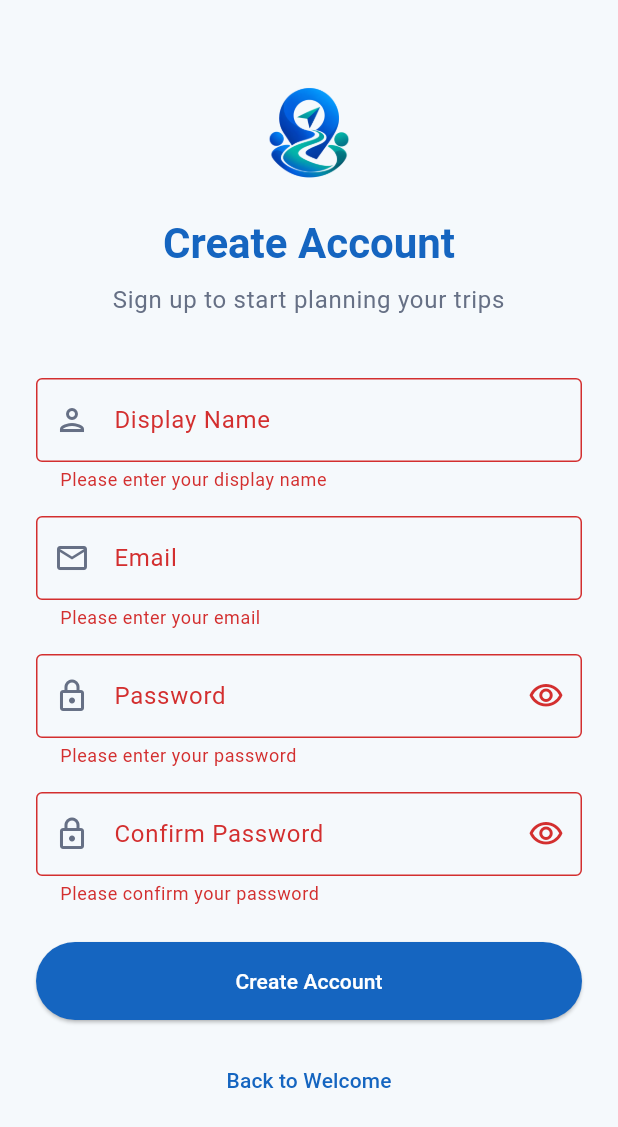
After one commit to Aayush049/wayfound, a Flutter app: the SignUpScreen screen opened directly, after a tap on "Create Account", on a phone screen of 412 x 824 dp. The commit adds this screen. Shown: the top 1127 px of the screen. Run offline on Flutter 3.47's test engine with Material 3 defaults, Android fonts, the phone set to English and light mode, and no system bars; our stand-ins replace cloud_firestore, firebase_auth, firebase_core, flutter_riverpod, go_router, google_sign_in and 2 more; accounts and stored records are empty.

Commit message:
wip: save auth progress before resuming

```diff
--- a/lib/features/auth/presentation/sign_in_screen.dart
+++ b/lib/features/auth/presentation/sign_in_screen.dart
@@ -1,7 +1,6 @@
 import 'package:flutter/material.dart';
 import 'package:flutter_riverpod/flutter_riverpod.dart';
 import 'package:go_router/go_router.dart';
-import 'package:google_sign_in/google_sign_in.dart';
 
 import '../../../core/widgets/async_value_widget.dart';
 import '../data/auth_provider.dart';
@@ -74,7 +73,7 @@ class _SignInScreenState extends ConsumerState<SignInScreen> {
       return 'Please enter a valid email address.';
     }
     if (errorStr.contains('weak-password')) {
-      return 'Password must be at least 6 characters.';
+      return 'Password must be at least 8 characters.';
     }
     if (errorStr.contains('network-request-failed')) {
       return 'Network error. Please check your connection.';
@@ -128,8 +127,11 @@ class _SignInScreenState extends ConsumerState<SignInScreen> {
                   child: Image.asset(
                     'assets/images/logo.png',
                     height: 80,
-                    errorBuilder: (context, error, stackTrace) =>
-                        Icon(Icons.explore, size: 64, color: colorScheme.primary),
+                    errorBuilder: (context, error, stackTrace) => Icon(
+                      Icons.explore,
+                      size: 64,
+                      color: colorScheme.primary,
+                    ),
                   ),
                 ),
                 const SizedBox(height: 16),
--- /dev/null
+++ b/lib/features/auth/presentation/sign_up_screen.dart
@@ -0,0 +1,270 @@
+import 'package:flutter/material.dart';
+import 'package:flutter_riverpod/flutter_riverpod.dart';
+import 'package:go_router/go_router.dart';
+
+import '../../../app/theme/theme_provider.dart';
+import '../data/auth_provider.dart';
+
+/// Sign-up screen with email, password, and display name.
+class SignUpScreen extends ConsumerStatefulWidget {
+  const SignUpScreen({super.key});
+
+  @override
+  ConsumerState<SignUpScreen> createState() => _SignUpScreenState();
+}
+
+class _SignUpScreenState extends ConsumerState<SignUpScreen> {
+  final _formKey = GlobalKey<FormState>();
+  final _emailController = TextEditingController();
+  final _passwordController = TextEditingController();
+  final _confirmPasswordController = TextEditingController();
+  final _displayNameController = TextEditingController();
+  bool _obscurePassword = true;
+  bool _obscureConfirmPassword = true;
+
+  @override
+  void dispose() {
+    _emailController.dispose();
+    _passwordController.dispose();
+    _confirmPasswordController.dispose();
+    _displayNameController.dispose();
+    super.dispose();
+  }
+
+  Future<void> _submit() async {
+    if (!_formKey.currentState!.validate()) return;
+
+    final notifier = ref.read(authNotifierProvider.notifier);
+    await notifier.signUpWithEmail(
+      email: _emailController.text.trim().toLowerCase(),
+      password: _passwordController.text,
+    );
+
+    // Check result
+    final state = ref.read(authNotifierProvider);
+    if (state.hasError) {
+      if (mounted) {
+        ScaffoldMessenger.of(context).showSnackBar(
+          SnackBar(
+            content: Text(_formatError(state.error)),
+            backgroundColor: Theme.of(context).colorScheme.error,
+          ),
+        );
+      }
+      ref.read(authNotifierProvider.notifier).clearError();
+    } else {
+      // Navigate to settings after successful sign-up
+      if (mounted) {
+        context.go('/settings');
+      }
+    }
+  }
+
+  String _formatError(Object? error) {
+    final errorStr = error?.toString() ?? '';
+    if (errorStr.contains('email-already-in-use')) {
+      return 'An account already exists with this email.';
+    }
+    if (errorStr.contains('invalid-email')) {
+      return 'Please enter a valid email address.';
+    }
+    if (errorStr.contains('weak-password')) {
+      return 'Password must be at least 8 characters.';
+    }
+    return 'Sign-up failed. Please try again.';
+  }
+
+  @override
+  Widget build(BuildContext context) {
+    final theme = Theme.of(context);
+    final colorScheme = theme.colorScheme;
+    final authState = ref.watch(authNotifierProvider);
+    final isLoading = authState.isLoading;
+
+    return Scaffold(
+      body: SafeArea(
+        child: SingleChildScrollView(
+          padding: const EdgeInsets.symmetric(horizontal: 24.0),
+          child: Form(
+            key: _formKey,
+            child: Column(
+              crossAxisAlignment: CrossAxisAlignment.stretch,
+              children: [
+                const SizedBox(height: 48),
+                // Logo
+                Center(
+                  child: Image.asset(
+                    'assets/images/logo.png',
+                    height: 80,
+                    errorBuilder: (context, error, stackTrace) =>
+                        Icon(Icons.explore, size: 64, color: colorScheme.primary),
+                  ),
+                ),
+                const SizedBox(height: 16),
+                Text(
+                  'Create Account',
+                  textAlign: TextAlign.center,
+                  style: theme.textTheme.headlineMedium?.copyWith(
+                    fontWeight: FontWeight.bold,
+                    color: colorScheme.primary,
+                  ),
+                ),
+                const SizedBox(height: 8),
+                Text(
+                  'Sign up to start planning your trips',
+                  textAlign: TextAlign.center,
+                  style: theme.textTheme.bodyLarge?.copyWith(
+                    color: colorScheme.onSurfaceVariant,
+                  ),
+                ),
+                const SizedBox(height: 40),
+
+                // Display Name field
+                TextFormField(
+                  controller: _displayNameController,
+                  textInputAction: TextInputAction.next,
+                  decoration: const InputDecoration(
+                    labelText: 'Display Name',
+                    prefixIcon: Icon(Icons.person_outlined),
+                    border: OutlineInputBorder(),
+                  ),
+                  validator: (value) {
+                    if (value == null || value.isEmpty) {
+                      return 'Please enter your display name';
+                    }
+                    if (value.trim().length < 1) {
+                      return 'Display name cannot be empty';
+                    }
+                    if (value.trim().length > 50) {
+                      return 'Display name must be 50 characters or less';
+                    }
+                    return null;
+                  },
+                ),
+                const SizedBox(height: 16),
+
+                // Email field
+                TextFormField(
+                  controller: _emailController,
+                  keyboardType: TextInputType.emailAddress,
+                  textInputAction: TextInputAction.next,
+                  decoration: const InputDecoration(
+                    labelText: 'Email',
+                    prefixIcon: Icon(Icons.email_outlined),
+                    border: OutlineInputBorder(),
+                  ),
+                  validator: (value) {
+                    if (value == null || value.isEmpty) {
+                      return 'Please enter your email';
+                    }
+                    if (!value.contains('@')) {
+                      return 'Please enter a valid email address';
+                    }
+                    return null;
+                  },
+                ),
+                const SizedBox(height: 16),
+
+                // Password field
+                TextFormField(
+                  controller: _passwordController,
+                  obscureText: _obscurePassword,
+                  textInputAction: TextInputAction.next,
+                  decoration: InputDecoration(
+                    labelText: 'Password',
+                    prefixIcon: const Icon(Icons.lock_outlined),
+                    border: const OutlineInputBorder(),
+                    suffixIcon: IconButton(
+                      icon: Icon(
+                        _obscurePassword
+                            ? Icons.visibility_outlined
+                            : Icons.visibility_off_outlined,
+                      ),
+                      onPressed: () {
+                        setState(() {
+                          _obscurePassword = !_obscurePassword;
+                        });
+                      },
+                    ),
+                  ),
+                  validator: (value) {
+                    if (value == null || value.isEmpty) {
+                      return 'Please enter your password';
+                    }
+                    if (value.length < 8) {
+                      return 'Password must be at least 8 characters';
+                    }
+                    return null;
+                  },
+                ),
+                const SizedBox(height: 16),
+
+                // Confirm Password field
+                TextFormField(
+                  controller: _confirmPasswordController,
+                  obscureText: _obscureConfirmPassword,
+                  textInputAction: TextInputAction.done,
+                  onFieldSubmitted: (_) => _submit(),
+                  decoration: InputDecoration(
+                    labelText: 'Confirm Password',
+                    prefixIcon: const Icon(Icons.lock_outlined),
+                    border: const OutlineInputBorder(),
+                    suffixIcon: IconButton(
+                      icon: Icon(
+                        _obscureConfirmPassword
+                            ? Icons.visibility_outlined
+                            : Icons.visibility_off_outlined,
+                      ),
+                      onPressed: () {
+                        setState(() {
+                          _obscureConfirmPassword = !_obscureConfirmPassword;
+                        });
+                      },
+                    ),
+                  ),
+                  validator: (value) {
+                    if (value == null || value.isEmpty) {
+                      return 'Please confirm your password';
+                    }
+                    if (value != _passwordController.text) {
+                      return 'Passwords do not match';
+                    }
+                    return null;
+                  },
+                ),
+                const SizedBox(height: 24),
+
+                // Submit button
+                ElevatedButton(
+                  onPressed: isLoading ? null : _submit,
+                  style: ElevatedButton.styleFrom(
+                    padding: const EdgeInsets.symmetric(vertical: 16),
+                    backgroundColor: colorScheme.primary,
+                    foregroundColor: colorScheme.onPrimary,
+                  ),
+                  child: isLoading
+                      ? SizedBox(
+                          height: 20,
+                          width: 20,
+                          child: CircularProgressIndicator(
+                            strokeWidth: 2,
+                            color: colorScheme.onPrimary,
+                          ),
+                        )
+                      : const Text('Create Account'),
+                ),
+                const SizedBox(height: 16),
+
+                // Back to welcome
+                TextButton(
+                  onPressed: () => context.go('/welcome'),
+                  child: const Text('Back to Welcome'),
+                ),
+              ],
+            ),
+          ),
+        ),
+      ),
+    );
+  }
+}
--- a/lib/features/auth/presentation/welcome_screen.dart
+++ b/lib/features/auth/presentation/welcome_screen.dart
@@ -62,7 +62,9 @@ class WelcomeScreen extends StatelessWidget {
                   // TODO: Add about/landing page
                   ScaffoldMessenger.of(context).showSnackBar(
                     const SnackBar(
-                      content: Text('Wayfound helps groups plan trips together.'),
+                      content: Text(
+                        'Wayfound helps groups plan trips together.',
+                      ),
                     ),
                   );
                 },
```
Also changed, not shown: lib/app/router.dart (+3 -5 lines), lib/features/auth/data/auth_provider.dart (+18 -17 lines), lib/features/auth/data/auth_repository.dart (+12 -7 lines), lib/features/auth/presentation/settings_screen.dart (+10 -15 lines), 3 other files.
